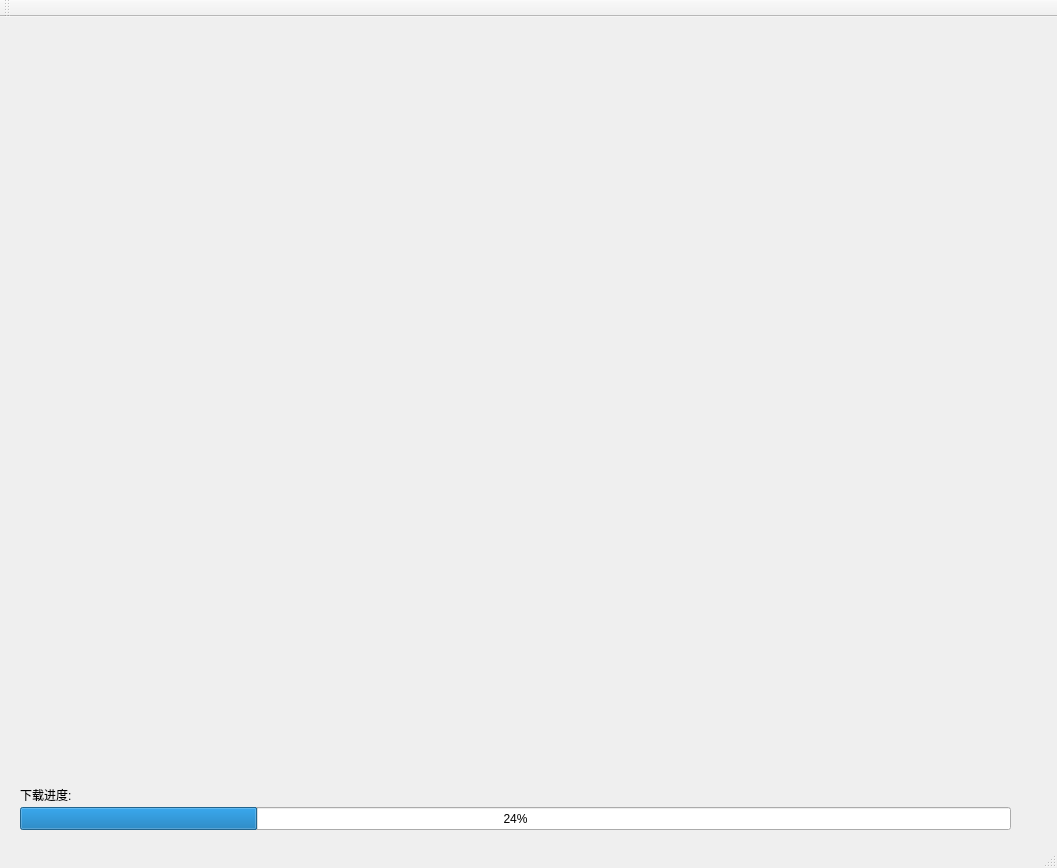
The window that download.ui (ragingfire35/download) describes before a commit, drawn with Qt 5.
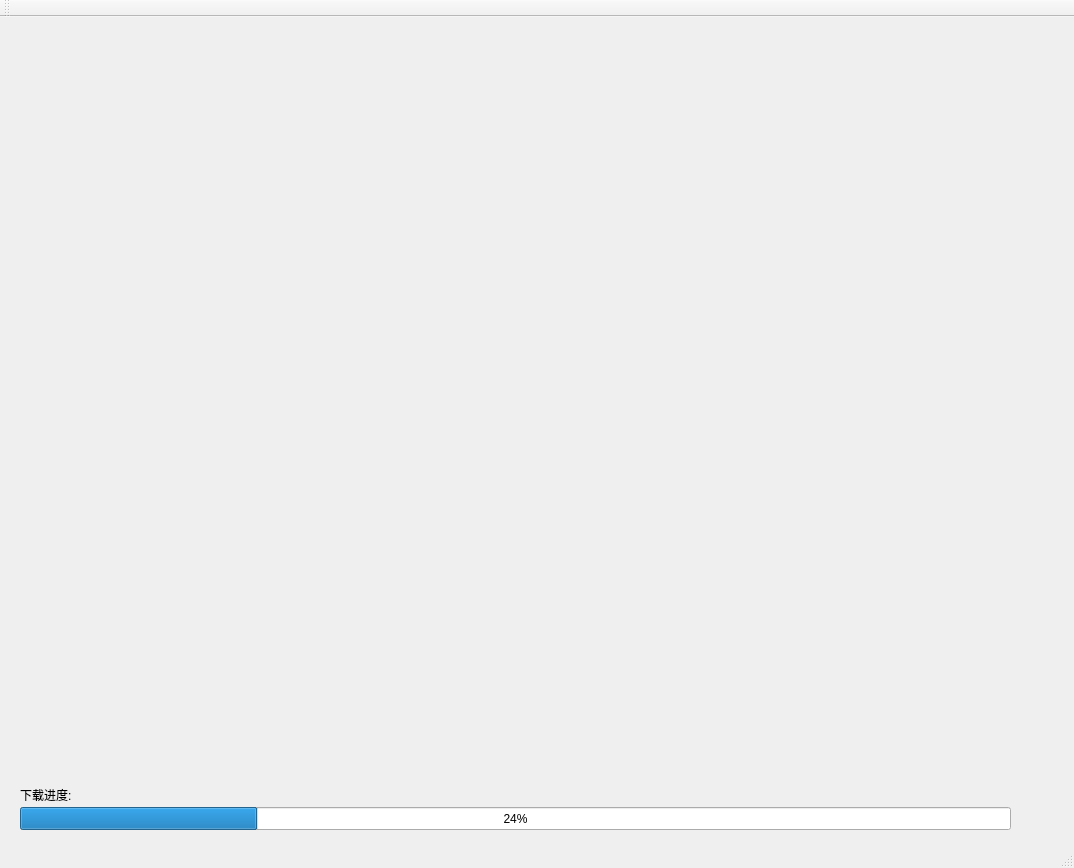
The same window after the commit.

The edit to the form file:
```diff
--- a/download.ui
+++ b/download.ui
@@ -6,7 +6,7 @@
    <rect>
     <x>0</x>
     <y>0</y>
-    <width>1057</width>
+    <width>1074</width>
     <height>868</height>
    </rect>
   </property>
```
Left out of the diff: 2 changed lines with no effect on the pictures.
